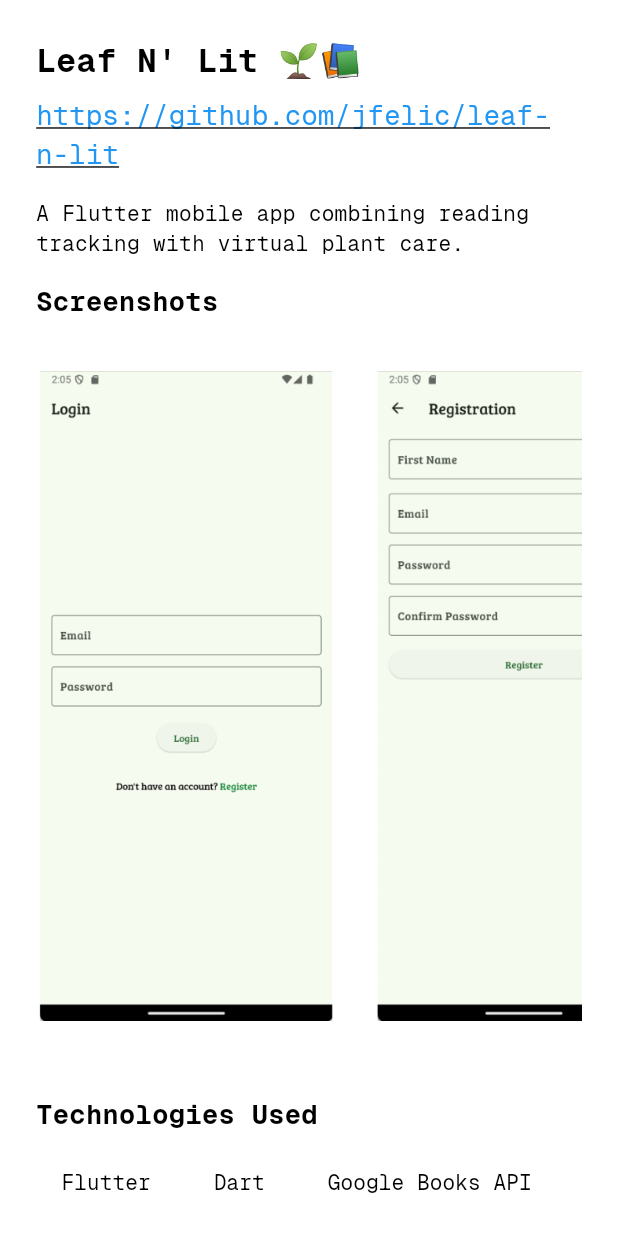
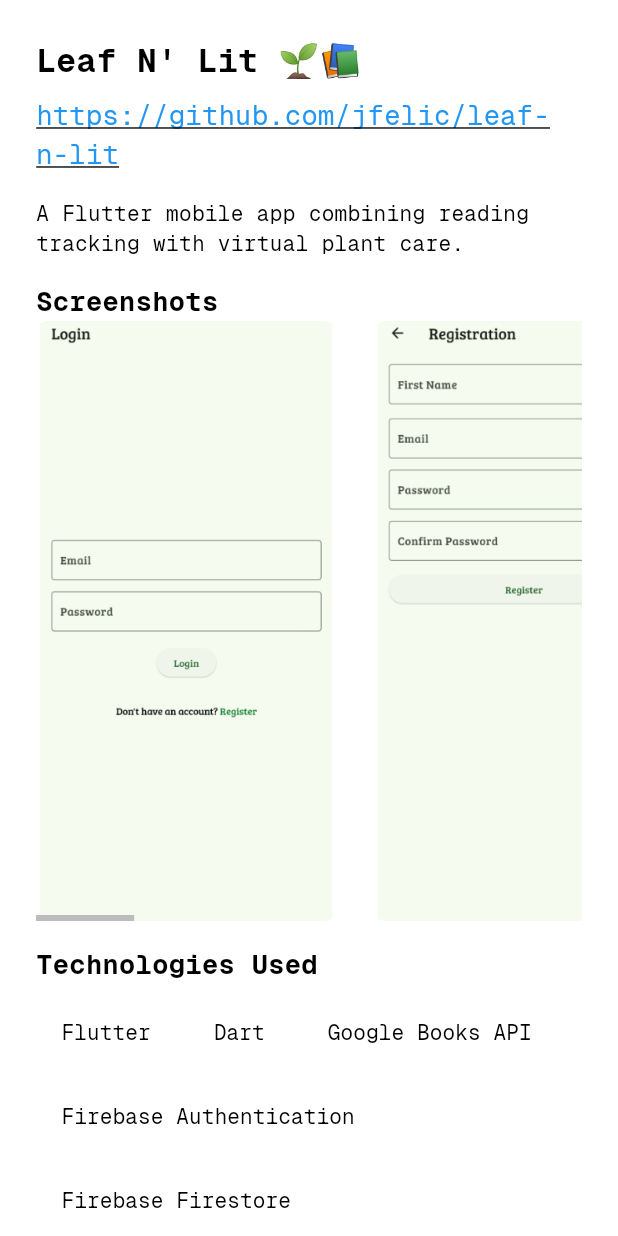
Before and after one commit to jfelic/portfolio_webapp, a Flutter app: the ProjectDetails widget shown alone on an empty page, opened directly, on a phone screen of 412 x 824 dp. Run offline on Flutter 3.47's test engine with Material 3 defaults, Android fonts, the phone set to English and light mode, and no system bars; our stand-ins replace flutter_svg, go_router; missing offline and left inert: dart:html.

Commit message:
Added ScrollController to ProjectDetails in order to allow user to click and scroll horizontally.

```diff
--- a/lib/projects_section.dart
+++ b/lib/projects_section.dart
@@ -14,8 +14,8 @@
           constraints: const BoxConstraints(
             maxWidth: 835,
           ),
-          child: const ExpansionTile(
-            title: SelectableText(
+          child: ExpansionTile(
+            title: const SelectableText(
               "Projects",
               style: TextStyle(
                 fontSize: 22,
@@ -24,7 +24,7 @@
             ),
             children: [
               Padding(
-                padding: EdgeInsets.symmetric(horizontal: 16.0, vertical: 24.0),
+                padding: const EdgeInsets.symmetric(horizontal: 16.0, vertical: 24.0),
                 child: Wrap(
                   spacing: 32,
                   runSpacing: 32,
@@ -33,7 +33,6 @@
                     ProjectCard(
                       title: "Leaf N' Lit 🌱📚",
                       screenshot: 'assets/leafnlit_screenshots/login_screen.png',
-
                       details: ProjectDetails(
                         title: "Leaf N' Lit 🌱📚",
                         url: "https://github.com/jfelic/leaf-n-lit",
@@ -51,12 +50,10 @@
                         ],
                         technologies: ["Flutter", "Dart", "Google Books API", "Firebase Authentication", "Firebase Firestore"],
                       ),
-
                     ),
                     ProjectCard(
                       title: "Tomodoro Timer 🍅⏰",
                       screenshot: 'assets/tomodoro_screenshots/timer_screen.png',
-
                       details: ProjectDetails(
                         title: "Tomodoro Timer 🍅⏰",
                         url: "https://github.com/jfelic/PomodoroAndTasklistApp",
@@ -69,24 +66,20 @@
                         ],
                         technologies: ["React Native", "Expo"],
                       ),
-
                     ),
-
                     ProjectCard(
                       title: "JustPick 🎬🍿",
                       screenshot: 'assets/justpick_screenshots/home.png',
-
                       details: ProjectDetails(
                         title: "JustPick 🎬🍿",
-                        url: 'https://github.com/jfelic/JustPick',
-                        description:
-                        "🚧This project is under construction🚧",
+                        url: "https://github.com/jfelic/JustPick",
+                        description: "🚧 This project is under construction 🚧",
                         screenshots: [
                           'assets/justpick_screenshots/home.png',
                           'assets/justpick_screenshots/host.png',
                         ],
                         technologies: ["SwiftUI", "Firebase Firestore"],
-                      )
+                      ),
                     ),
                   ],
                 ),
@@ -135,7 +128,7 @@
                 ),
                 child: Stack(
                   children: [
-                    SingleChildScrollView( // Allow scrolling if content is too long
+                    SingleChildScrollView(
                       child: widget.details,
                     ),
                     Positioned(
@@ -190,7 +183,7 @@
   }
 }
 
-class ProjectDetails extends StatelessWidget {
+class ProjectDetails extends StatefulWidget {
   final String title;
   final String url;
   final String description;
@@ -207,6 +200,19 @@
   });
 
   @override
+  State<ProjectDetails> createState() => _ProjectDetailsState();
+}
+
+class _ProjectDetailsState extends State<ProjectDetails> {
+  final ScrollController _projectsScrollController = ScrollController();
+
+  @override
+  void dispose() {
+    _projectsScrollController.dispose();
+    super.dispose();
+  }
+
+  @override
   Widget build(BuildContext context) {
     return SingleChildScrollView(
       child: Padding(
@@ -215,7 +221,7 @@
           crossAxisAlignment: CrossAxisAlignment.start,
           children: [
             Text(
-              title,
+              widget.title,
               style: const TextStyle(
                 fontSize: 22,
                 fontWeight: FontWeight.bold,
@@ -224,13 +230,13 @@
             const SizedBox(height: 8),
             GestureDetector(
               onTap: () async {
-                final Uri url = Uri.parse(this.url);
+                final Uri url = Uri.parse(widget.url);
                 if (!await launchUrl(url)) {
                   throw Exception('Could not launch $url');
                 }
               },
               child: Text(
-                url,
+                widget.url,
                 style: const TextStyle(
                   fontSize: 18,
                   color: Colors.blue,
@@ -239,7 +245,7 @@
               ),
             ),
             const SizedBox(height: 16),
-            Text(description),
+            Text(widget.description),
             const SizedBox(height: 16),
             const Text(
               "Screenshots",
@@ -248,11 +254,15 @@
                 fontWeight: FontWeight.bold,
               ),
             ),
-
-            SingleChildScrollView(
+            Scrollbar(
+              controller: _projectsScrollController,
+              thumbVisibility: true,
+              interactive: true,
+              child: SingleChildScrollView(
+                controller: _projectsScrollController,
                 scrollDirection: Axis.horizontal,
                 child: Row(
-                children: screenshots.map((screenshot) {
+                  children: widget.screenshots.map((screenshot) {
                     return Padding(
                       padding: const EdgeInsets.only(right: 25.0),
                       child: ClipRRect(
@@ -260,17 +270,16 @@
                         child: Image.asset(
                           screenshot,
                           width: 200,
-                        height: 500,
-                        fit: BoxFit.contain,
+                          height: 400,
+                          fit: BoxFit.cover,
                         ),
                       ),
                     );
                   }).toList(),
                 ),
               ),
-
+            ),
             const SizedBox(height: 16),
-
             const Text(
               "Technologies Used",
               style: TextStyle(
@@ -282,7 +291,7 @@
             Wrap(
               spacing: 8,
               runSpacing: 8,
-              children: technologies.map((tech) {
+              children: widget.technologies.map((tech) {
                 return Chip(label: Text(tech));
               }).toList(),
             ),
```
Lines whose indentation alone changed are shown as unchanged.
